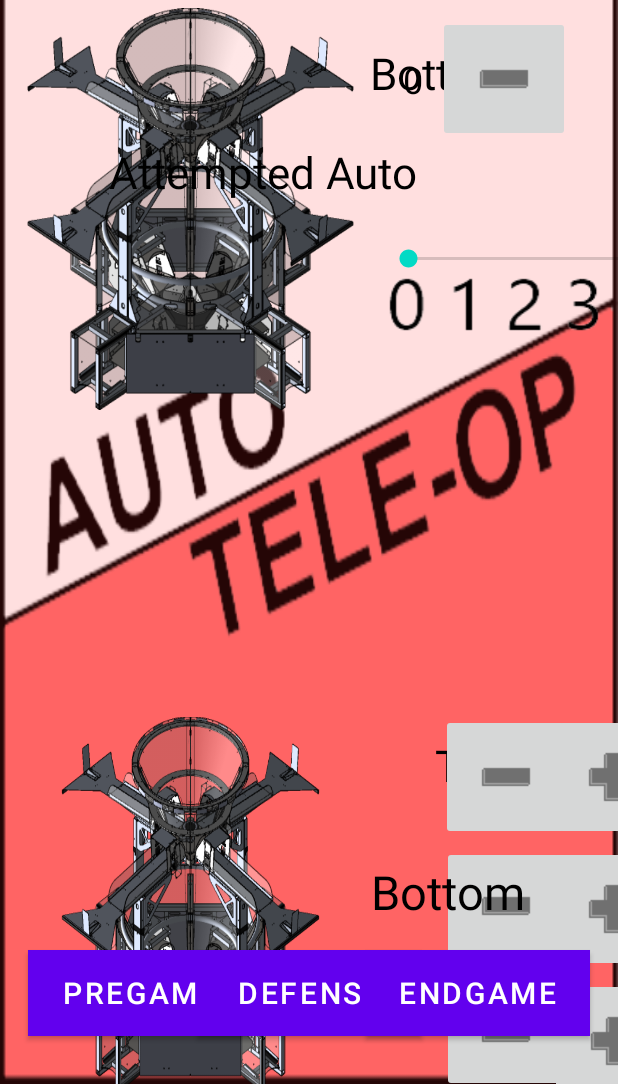
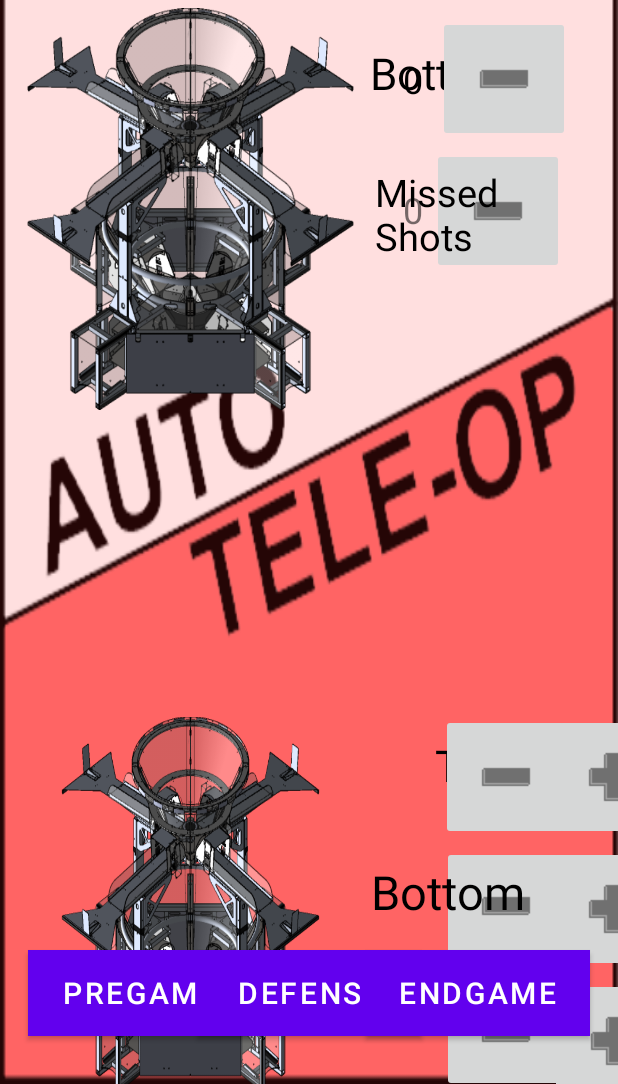
Before and after one commit to rr1706/Scouting2022, an Android app: the screen it shows after launch (MainActivity), after a tap on an icon or button, on a phone screen of 412 x 824 dp, the part 152-1236 px from its top. Run offline under Robolectric (Android 15) with nearby library versions, the phone set to English and light mode, and no system bars; 6 statements that could not run were skipped; 1 other tap on this screen came first.

Commit message:
Condensed and updated some file - X

```diff
--- a/app/src/main/res/layout/activity_main.xml
+++ b/app/src/main/res/layout/activity_main.xml
@@ -135,12 +135,40 @@
         tools:ignore="SpeakableTextPresentCheck" />
 
     <ImageButton
+        android:id="@+id/auto_missed_plus"
+        android:layout_width="wrap_content"
+        android:layout_height="wrap_content"
+        android:layout_marginStart="100dp"
+        android:layout_marginLeft="100dp"
+        android:layout_marginTop="100dp"
+        android:layout_marginEnd="16dp"
+        android:layout_marginRight="16dp"
+        app:layout_constraintEnd_toStartOf="@+id/auto_lower_minus"
+        app:layout_constraintHorizontal_bias="0.0"
+        app:layout_constraintStart_toEndOf="@+id/hubauto2"
+        app:layout_constraintTop_toBottomOf="@+id/auto_upper_plus"
+        app:srcCompat="@drawable/plus"
+        tools:ignore="SpeakableTextPresentCheck" />
+
+    <ImageButton
         android:id="@+id/auto_lower_minus"
         android:layout_width="wrap_content"
         android:layout_height="wrap_content"
         android:layout_marginTop="12dp"
         android:layout_marginEnd="32dp"
         android:layout_marginRight="32dp"
+        app:layout_constraintEnd_toEndOf="parent"
+        app:layout_constraintTop_toBottomOf="@+id/auto_upper_minus"
+        app:srcCompat="@drawable/minus"
+        tools:ignore="SpeakableTextPresentCheck" />
+
+    <ImageButton
+        android:id="@+id/auto_missed_minus"
+        android:layout_width="wrap_content"
+        android:layout_height="wrap_content"
+        android:layout_marginTop="100dp"
+        android:layout_marginEnd="36dp"
+        android:layout_marginRight="36dp"
         app:layout_constraintEnd_toEndOf="parent"
         app:layout_constraintTop_toBottomOf="@+id/auto_upper_minus"
         app:srcCompat="@drawable/minus"
@@ -175,6 +203,20 @@
     //Both upper Texts
 
     //Pregame Stuff
+
+    <TextView
+        android:id="@+id/auto_missed_text"
+        android:layout_width="wrap_content"
+        android:layout_height="wrap_content"
+        android:layout_marginTop="215dp"
+        android:layout_marginBottom="71dp"
+        android:text="0"
+        android:textSize="24dp"
+        app:layout_constraintBottom_toBottomOf="@+id/auto_no_autocolor"
+        app:layout_constraintEnd_toStartOf="@+id/auto_lower_minus"
+        app:layout_constraintHorizontal_bias="0.527"
+        app:layout_constraintStart_toEndOf="@+id/auto_lower_plus"
+        app:layout_constraintTop_toTopOf="@+id/auto_no_autocolor" />
 
     <ImageView
         android:id="@+id/hubTele"
@@ -333,15 +375,15 @@
 
     <TextView
         android:id="@+id/autoAttempted"
-        android:layout_width="259dp"
-        android:layout_height="49dp"
-        android:layout_marginEnd="80dp"
-        android:layout_marginRight="80dp"
-        android:text="Attempted Auto"
+        android:layout_width="96dp"
+        android:layout_height="67dp"
+        android:layout_marginStart="4dp"
+        android:layout_marginLeft="4dp"
+        android:layout_marginTop="16dp"
+        android:text="Missed Shots"
         android:textColor="#000000"
-        android:textSize="29dp"
-        app:layout_constraintBottom_toTopOf="@+id/autoAttemptedBar"
-        app:layout_constraintEnd_toEndOf="parent"
+        android:textSize="25dp"
+        app:layout_constraintStart_toEndOf="@+id/hubauto2"
         app:layout_constraintTop_toBottomOf="@+id/auto_lower_plus" />
 
     <Button
@@ -406,18 +448,6 @@
         app:layout_constraintStart_toStartOf="parent"
         tools:ignore="TextContrastCheck" />
 
-    <ImageView
-        android:id="@+id/whiteseekbar"
-        android:layout_width="246dp"
-        android:layout_height="13dp"
-        android:layout_marginStart="21dp"
-        android:layout_marginLeft="21dp"
-        android:layout_marginTop="22dp"
-        android:scaleX="20"
-        app:layout_constraintStart_toEndOf="@+id/hubauto2"
-        app:layout_constraintTop_toBottomOf="@+id/autoAttempted"
-        app:srcCompat="@drawable/white" />
-
     <androidx.constraintlayout.widget.ConstraintLayout
         android:id="@+id/Pregame"
         android:layout_width="400dp"
@@ -432,7 +462,7 @@
         app:layout_constraintEnd_toEndOf="parent"
         app:layout_constraintStart_toStartOf="parent"
         app:layout_constraintTop_toTopOf="parent"
-        tools:visibility="visible">
+        tools:visibility="gone">
 
         <TextView
             android:id="@+id/alliance_text"
@@ -783,31 +813,6 @@
         app:srcCompat="@drawable/rrlogo"
         tools:ignore="SpeakableTextPresentCheck,SpeakableTextPresentCheck" />
 
-    <SeekBar
-        android:id="@+id/autoAttemptedBar"
-        style="@android:style/Widget.Material.Light.SeekBar"
-        android:layout_width="270dp"
-        android:layout_height="58dp"
-        android:layout_marginStart="256dp"
-        android:layout_marginLeft="256dp"
-        android:indeterminate="false"
-        android:max="6"
-        android:progress="0"
-        app:layout_constraintStart_toStartOf="parent"
-        app:layout_constraintTop_toBottomOf="@+id/autoAttempted" />
-
-    <ImageView
-        android:id="@+id/autoScoreAttempt"
-        android:layout_width="270dp"
-        android:layout_height="50dp"
-        android:layout_marginStart="256dp"
-        android:layout_marginLeft="256dp"
-        android:layout_marginTop="32dp"
-        android:background="@drawable/seekbar"
-        android:elevation="1dp"
-        app:layout_constraintStart_toStartOf="parent"
-        app:layout_constraintTop_toBottomOf="@+id/autoAttempted" />
-
     <androidx.constraintlayout.widget.ConstraintLayout
         android:id="@+id/Defense"
         android:layout_width="379dp"
```
Also changed, not shown: app/src/main/java/com/example/rr1706scoutingapp2022/MainActivity.java (+50 -47 lines), 4 other files.
